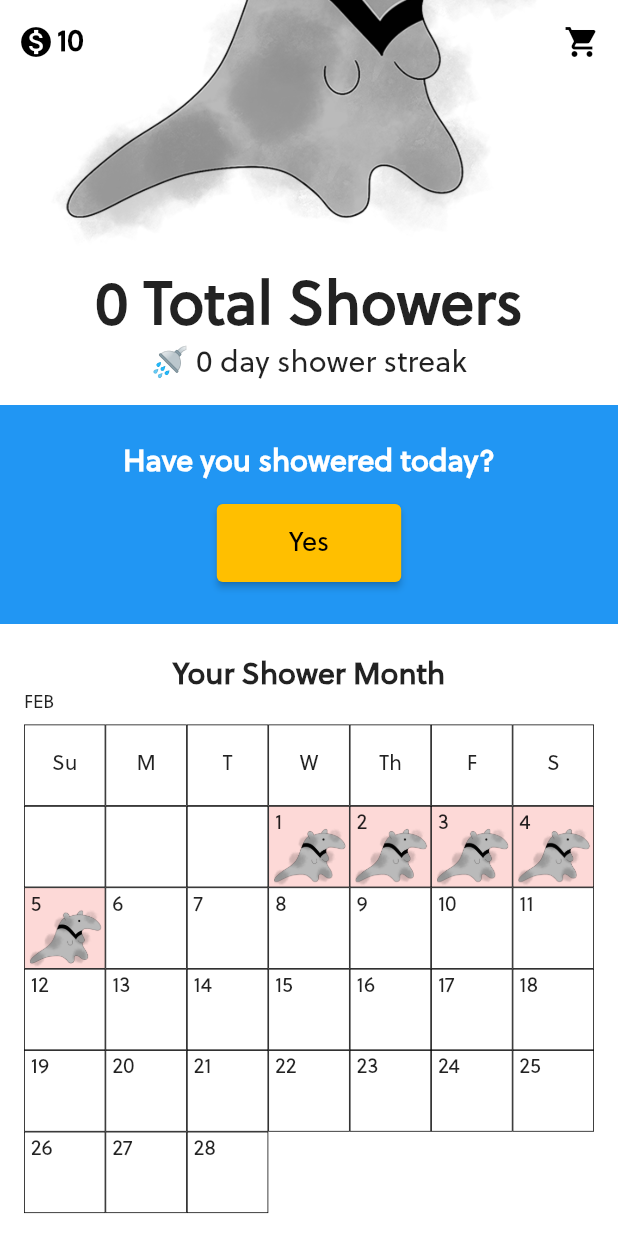
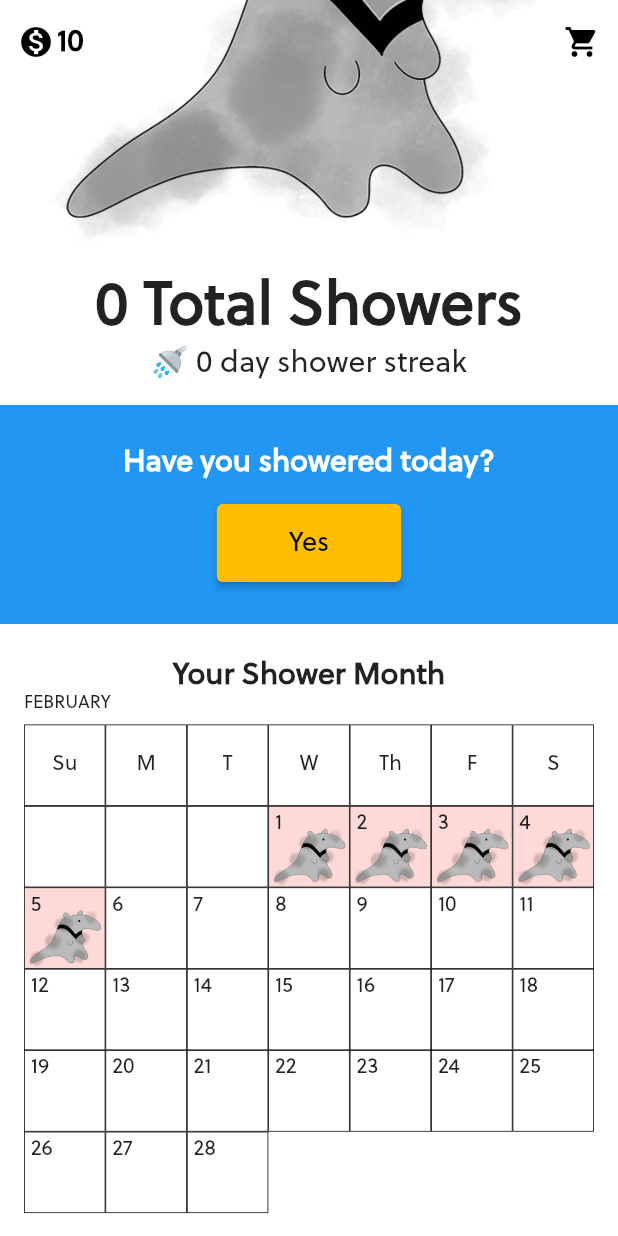
Before and after one commit to sharonm6/zotShowers, a Flutter app: the screen it shows after launch, scrolled down 420 dp, on a phone screen of 412 x 824 dp. Run offline on Flutter 3.47's test engine with Material 2 defaults, Android fonts, the phone set to English and light mode, and no system bars; our stand-ins replace equatable, flutter_bloc, go_router, shared_preferences.

Commit message:
make calendar months not abbreviated

```diff
--- a/lib/shower_calendar.dart
+++ b/lib/shower_calendar.dart
@@ -2,7 +2,7 @@ import 'package:flutter/material.dart';
 
 import 'logic.dart';
 
-const MONTH_NAMES = ['JAN', 'FEB', 'MAR', "APR", "MAY", "JUN", "JUL", "AUG", "SEP", "OCT", "NOV", "DEC"];
+const MONTH_NAMES = ['JANUARY', 'FEBRUARY', 'MARCH', "APRIL", "MAY", "JUNE", "JULY", "AUGUST", "SEPTEMBER", "OCTOBER", "NOVEMBER", "DECEMBER"];
 
 // Shows the showering calendar
 class ShowerCalendar extends StatelessWidget {
```
